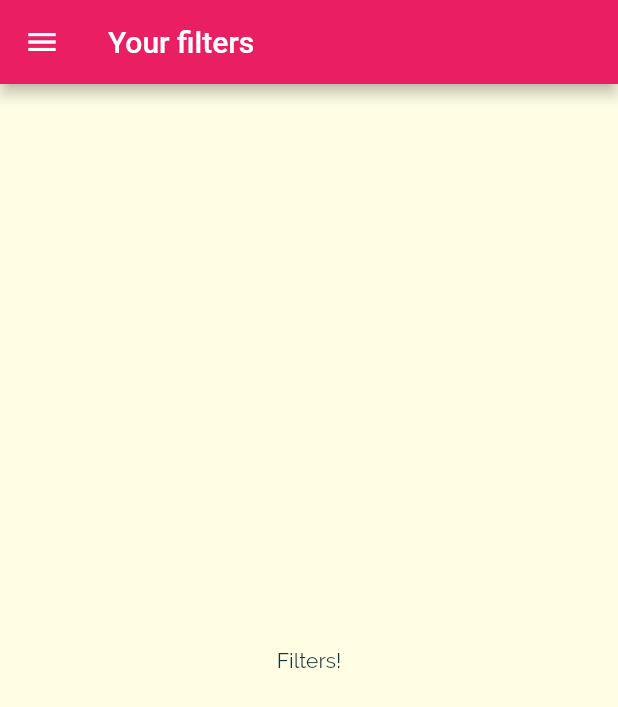
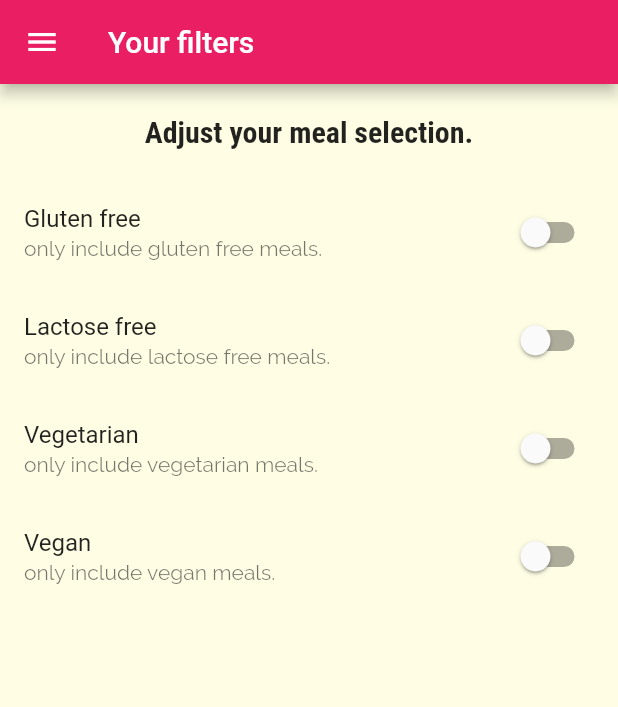
Before and after one commit to Industrylaud/meals_app, a Flutter app: the FiltersScreen screen opened by its route, on a phone screen of 412 x 824 dp. Shown: the top 707 px of the screen. Run offline on Flutter 3.47's test engine with Material 2 defaults, Android fonts, the phone set to English and light mode, and no system bars.

Commit message:
create filters screen ui

```diff
--- a/lib/screens/filters_screen.dart
+++ b/lib/screens/filters_screen.dart
@@ -2,8 +2,32 @@ import 'package:flutter/material.dart';
 
 import '../widgets/main_drawer.dart';
 
-class FiltersScreen extends StatelessWidget {
+class FiltersScreen extends StatefulWidget {
   static const routeName = '/filters';
+
+  @override
+  State<FiltersScreen> createState() => _FiltersScreenState();
+}
+
+class _FiltersScreenState extends State<FiltersScreen> {
+  var _glutenFree = false;
+  var _vegetarian = false;
+  var _vegan = false;
+  var _lactoseFree = false;
+
+  Widget _buildSwitchListTile(
+    String title,
+    String subtitle,
+    bool currentValue,
+    Function onChangeHandler,
+  ) {
+    return SwitchListTile(
+      title: Text(title),
+      value: currentValue,
+      subtitle: Text(subtitle),
+      onChanged: onChangeHandler,
+    );
+  }
 
   @override
   Widget build(BuildContext context) {
@@ -12,8 +36,62 @@ class FiltersScreen extends StatelessWidget {
         title: Text('Your filters'),
       ),
       drawer: MainDrawer(),
-      body: Center(
-        child: Text('Filters!'),
+      body: Column(
+        children: [
+          Container(
+            padding: EdgeInsets.all(20),
+            child: Text(
+              'Adjust your meal selection.',
+              style: Theme.of(context).textTheme.headlineSmall,
+            ),
+          ),
+          Expanded(
+            child: ListView(
+              children: [
+                _buildSwitchListTile(
+                  'Gluten free',
+                  'only include gluten free meals.',
+                  _glutenFree,
+                  (newValue) {
+                    setState(() {
+                      _glutenFree = newValue;
+                    });
+                  },
+                ),
+                _buildSwitchListTile(
+                  'Lactose free',
+                  'only include lactose free meals.',
+                  _lactoseFree,
+                  (newValue) {
+                    setState(() {
+                      _lactoseFree = newValue;
+                    });
+                  },
+                ),
+                _buildSwitchListTile(
+                  'Vegetarian',
+                  'only include vegetarian meals.',
+                  _vegetarian,
+                  (newValue) {
+                    setState(() {
+                      _vegetarian = newValue;
+                    });
+                  },
+                ),
+                _buildSwitchListTile(
+                  'Vegan',
+                  'only include vegan meals.',
+                  _vegan,
+                  (newValue) {
+                    setState(() {
+                      _vegan = newValue;
+                    });
+                  },
+                )
+              ],
+            ),
+          ),
+        ],
       ),
     );
   }
```
